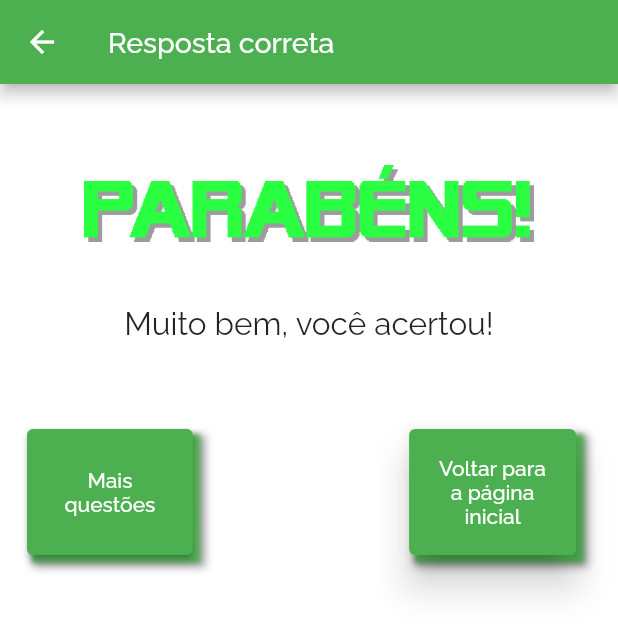
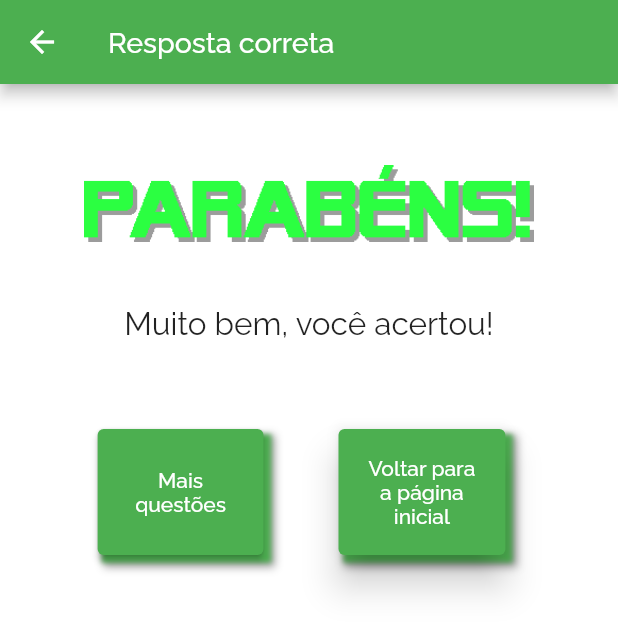
Before and after one commit to prissymendes/aprendecomp, a Flutter app: the Acerto screen opened directly, on a phone screen of 412 x 824 dp. Shown: the top 634 px of the screen. Run offline on Flutter 3.47's test engine with Material 2 defaults, Android fonts, the phone set to English and light mode, and no system bars; our stand-ins replace google_fonts.

Commit message:
Ajuste de espaçamentos para adequar à execução no emulador Android.

```diff
--- a/lib/aprenda_content/aprenda_abstracao.dart
+++ b/lib/aprenda_content/aprenda_abstracao.dart
@@ -64,7 +64,7 @@ class Abstracao extends StatelessWidget {
                 child: Column(
                   children: [
                     Text(
-                        'Exemplo:                                                          ',
+                        'Exemplo:                                                                                                 ',
                         textAlign: TextAlign.left,
                         style: GoogleFonts.raleway(
                             fontSize: 14, fontWeight: FontWeight.bold)),
--- a/lib/aprenda_content/aprenda_algoritmo.dart
+++ b/lib/aprenda_content/aprenda_algoritmo.dart
@@ -65,7 +65,7 @@ class Algoritmo extends StatelessWidget {
                 child: Column(
                   children: [
                     Text(
-                        'Exemplo:                                                          ',
+                        'Exemplo:                                                                                                 ',
                         textAlign: TextAlign.left,
                         style: GoogleFonts.raleway(
                             fontSize: 14, fontWeight: FontWeight.bold)),
--- a/lib/aprenda_content/aprenda_decomposicao.dart
+++ b/lib/aprenda_content/aprenda_decomposicao.dart
@@ -70,7 +70,7 @@ class Decomposicao extends StatelessWidget {
                 child: Column(
                   children: [
                     Text(
-                        'Exemplo:                                                          ',
+                        'Exemplo:                                                                                                 ',
                         textAlign: TextAlign.left,
                         style: GoogleFonts.raleway(
                             fontSize: 14, fontWeight: FontWeight.bold)),
--- a/lib/aprenda_content/aprenda_padroes.dart
+++ b/lib/aprenda_content/aprenda_padroes.dart
@@ -68,7 +68,7 @@ class Padroes extends StatelessWidget {
                 child: Column(
                   children: [
                     Text(
-                        'Exemplo:                                                          ',
+                        'Exemplo:                                                                                                 ',
                         textAlign: TextAlign.left,
                         style: GoogleFonts.raleway(
                             fontSize: 14, fontWeight: FontWeight.bold)),
--- a/lib/questoes/feedback_acerto.dart
+++ b/lib/questoes/feedback_acerto.dart
@@ -95,7 +95,7 @@ class Acerto extends StatelessWidget {
                       ],
                     ),
                   ),
-                  Spacer(),
+                  const SizedBox(width: 50),
                   Container(
                     child: ElevatedButton(
                       style: ElevatedButton.styleFrom(
--- a/lib/questoes/feedback_erro.dart
+++ b/lib/questoes/feedback_erro.dart
@@ -94,7 +94,7 @@ class Erro extends StatelessWidget {
                       ],
                     ),
                   ),
-                  Spacer(),
+                  const SizedBox(width: 50),
                   Container(
                     child: ElevatedButton(
                       style: ElevatedButton.styleFrom(
```
